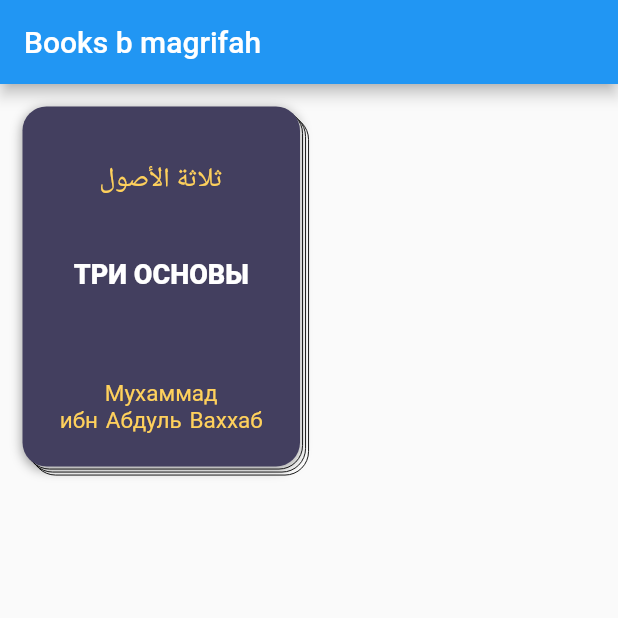
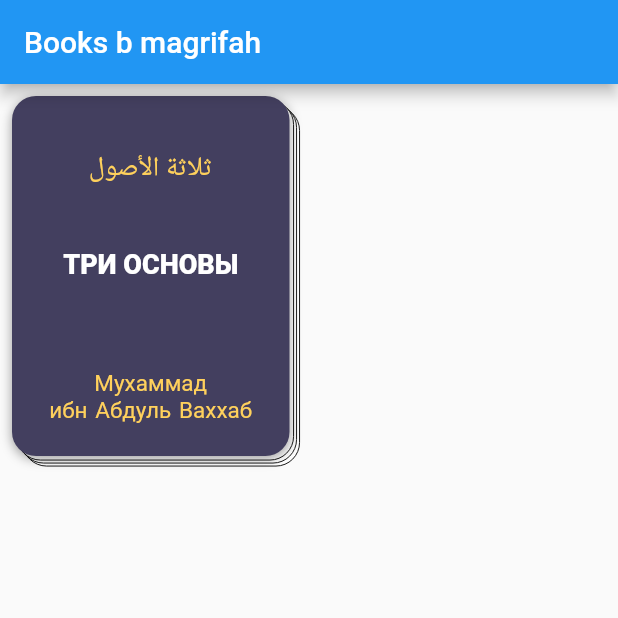
Before and after one commit to Sadid-USN/List-books-ui, a Flutter app: the screen it shows after launch, on a phone screen of 412 x 824 dp, the top half of it. Run offline on Flutter 3.47's test engine with Material 2 defaults, Android fonts, the phone set to English and light mode, and no system bars; Roboto replaces fonts that are missing (Scheherazade).

```diff
--- a/lib/home_page.dart
+++ b/lib/home_page.dart
@@ -10,9 +10,11 @@ class HomePage extends StatelessWidget {
       appBar: AppBar(
         title: const Text('Books b magrifah'),
       ),
-      body: Stack(children: [
+      body: Padding(
+        padding: const EdgeInsets.all(8.0),
+        child: Stack(children: [
           Padding(
-          padding: const EdgeInsets.only(top: 21, left: 21),
+            padding: const EdgeInsets.only(top: 7, left: 7),
             child: Container(
                 height: 240,
                 width: 185,
@@ -23,7 +25,7 @@ class HomePage extends StatelessWidget {
                 )),
           ),
           Padding(
-          padding: const EdgeInsets.only(top: 19, left: 19),
+            padding: const EdgeInsets.only(top: 5, left: 5),
             child: Container(
                 height: 240,
                 width: 185,
@@ -34,7 +36,7 @@ class HomePage extends StatelessWidget {
                 )),
           ),
           Padding(
-          padding: const EdgeInsets.only(top: 17, left: 17),
+            padding: const EdgeInsets.only(top: 3, left: 3),
             child: Container(
                 height: 240,
                 width: 185,
@@ -46,9 +48,7 @@ class HomePage extends StatelessWidget {
           ),
           Column(
             children: [
-            Padding(
-              padding: const EdgeInsets.all(15),
-              child: InkWell(
+              InkWell(
                   onTap: () {
                     Navigator.push(context, MaterialPageRoute(builder: (context) {
                       return const Details();
@@ -114,10 +114,15 @@ class HomePage extends StatelessWidget {
                     ),
                   ),
                 ),
-            ),
+
+
+
             ],
           ),
+
+
         ]),
+      ),
     );
   }
 }
```
Lines whose indentation alone changed are shown as unchanged.
